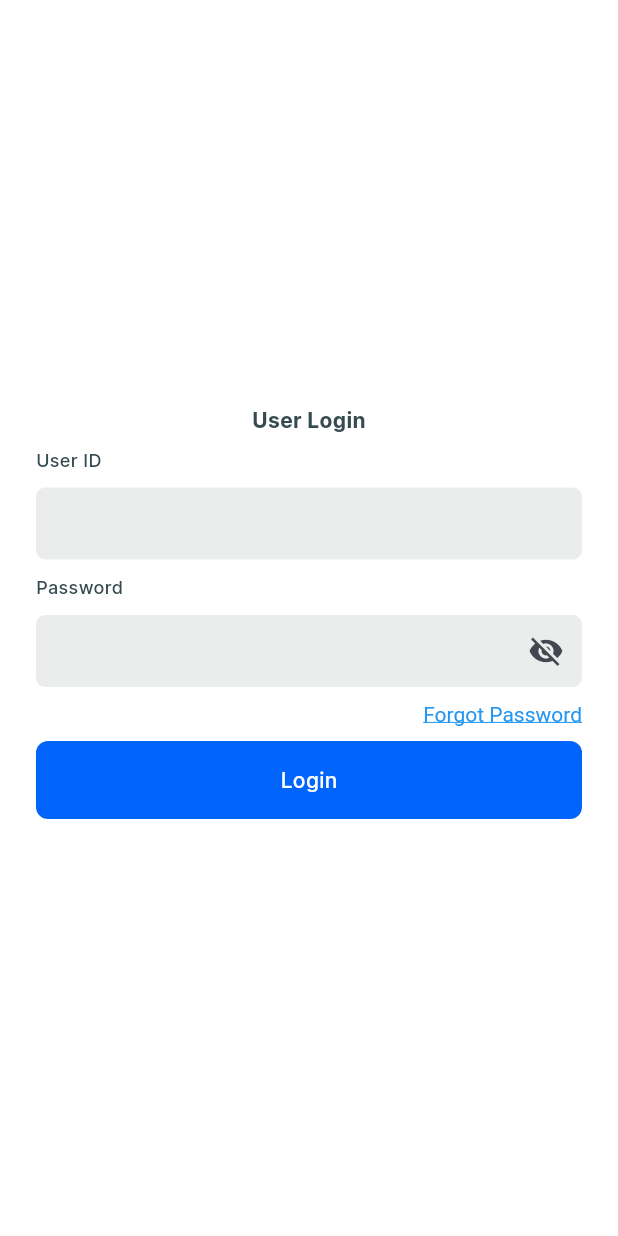
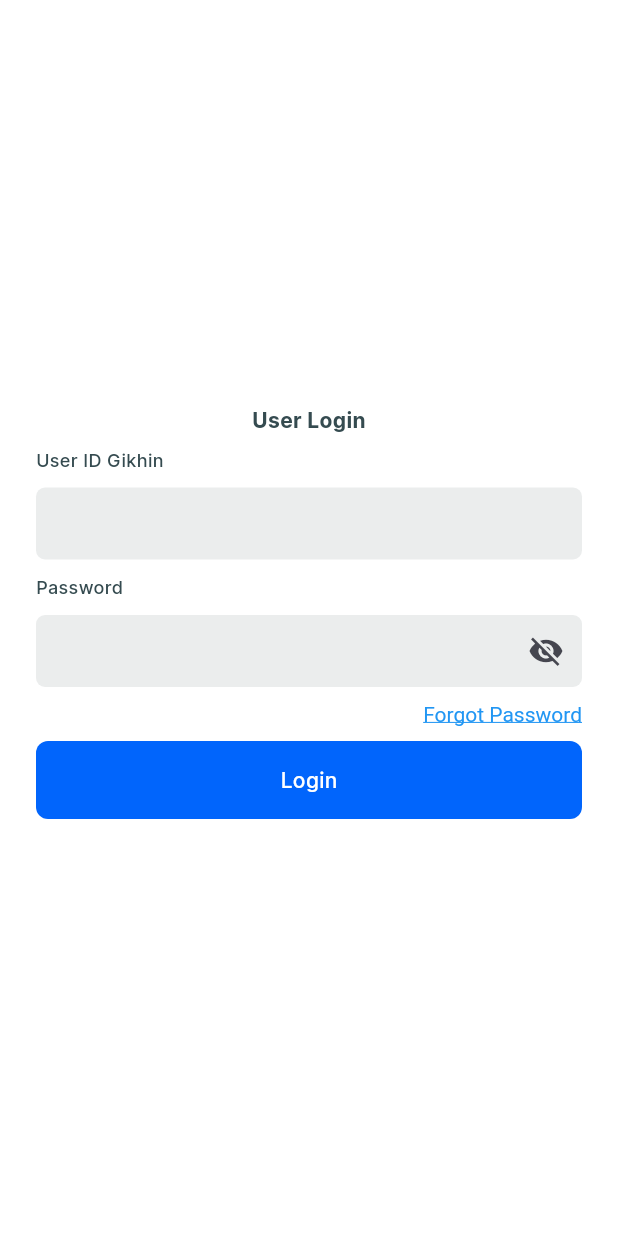
Before and after one commit to abishekha06/chaavie_Rx_Route, a Flutter app: the screen it shows after launch, on a phone screen of 412 x 824 dp. Run offline on Flutter 3.47's test engine with Material 3 defaults, Android fonts, the phone set to English and light mode, and no system bars; our stand-ins replace another_flushbar, file_picker, fl_chart, flutter_local_notifications, flutter_typeahead, fluttertoast and 6 more; accounts and stored records are empty.

Commit message:
Update Login page.dart
have changed user name

```diff
--- a/rx_frontend/lib/New Rx Project/Manager/Login page.dart
+++ b/rx_frontend/lib/New Rx Project/Manager/Login page.dart
@@ -43,7 +43,7 @@ class _LoginPageNewState extends State<LoginPageNew> {
                 child: Column(
                   crossAxisAlignment: CrossAxisAlignment.start,
                   children: [
-                    Text('User ID',style: text50012black,),
+                    Text('User ID Gikhin',style: text50012black,),
                     SizedBox(height: 10,),
                     Container(
                       decoration: BoxDecoration(
```
